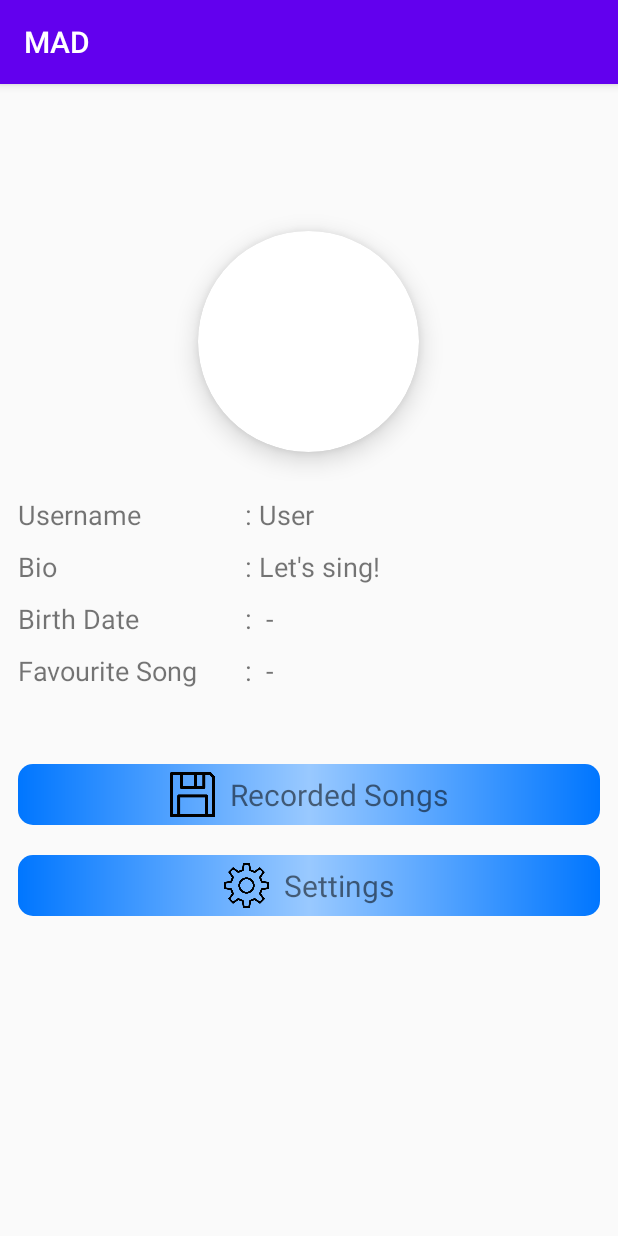
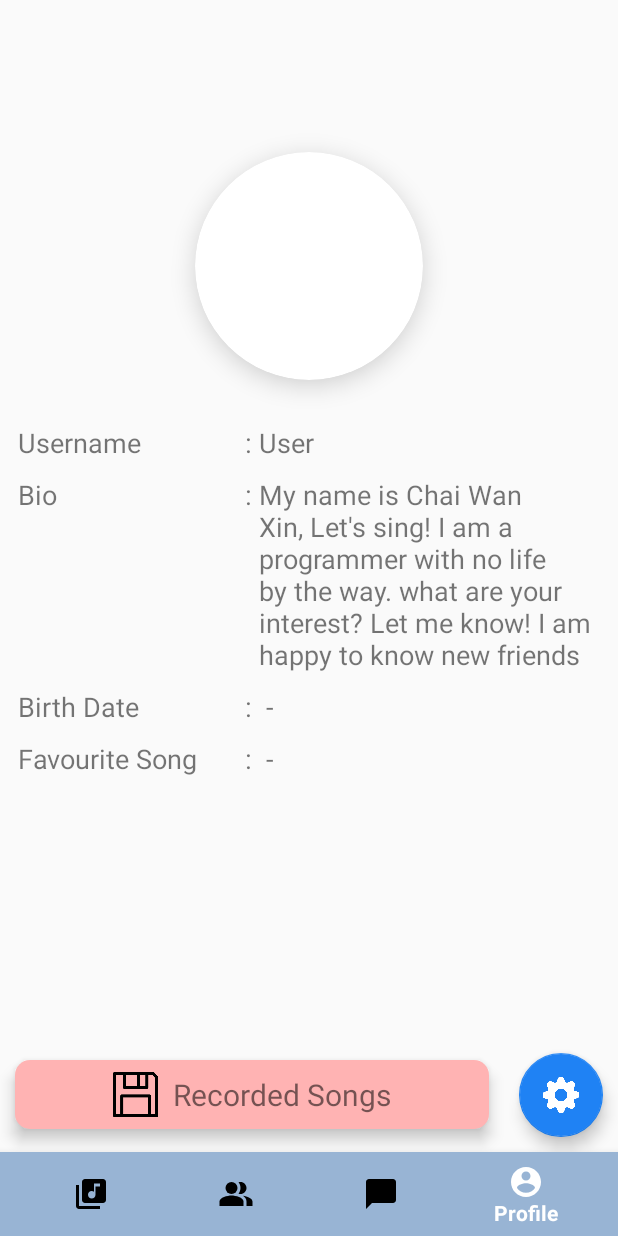
Before and after one commit to MADStudentUtar/MADAssignment, an Android app: the screen it shows after launch (Profile), on a phone screen of 412 x 824 dp. Run offline under Robolectric (Android 15) with nearby library versions, the phone set to English and light mode, and no system bars.

Commit message:
implemented nav bar in profile page

```diff
--- a/app/src/main/AndroidManifest.xml
+++ b/app/src/main/AndroidManifest.xml
@@ -14,7 +14,7 @@
 
         <activity android:name=".SongList"/>
         <activity android:name=".SplashScreen"
-		android:theme="@style/Theme.AppCompat.Light.NoActionBar"/>
+		    android:theme="@style/Theme.AppCompat.Light.NoActionBar"/>
 		<activity android:name=".Profile">
             <intent-filter>
                 <action android:name="android.intent.action.MAIN" />
--- a/app/src/main/java/utar/edu/mad/Profile.java
+++ b/app/src/main/java/utar/edu/mad/Profile.java
@@ -1,16 +1,24 @@
 package utar.edu.mad;
 
+import androidx.annotation.NonNull;
 import androidx.appcompat.app.AppCompatActivity;
 
+import android.content.Intent;
 import android.content.SharedPreferences;
 import android.graphics.Bitmap;
 import android.graphics.BitmapFactory;
 import android.os.AsyncTask;
 import android.os.Bundle;
+import android.view.MenuItem;
+import android.view.View;
 import android.view.ViewGroup;
+import android.widget.Button;
 import android.widget.ImageView;
 import android.widget.LinearLayout;
 import android.widget.TextView;
+
+import com.google.android.material.bottomnavigation.BottomNavigationView;
+import com.google.android.material.floatingactionbutton.FloatingActionButton;
 
 import java.io.InputStream;
 
@@ -65,9 +73,52 @@ public class Profile extends AppCompatActivity {
 
         //Display user details
         usernameTV.setText(username);
-        bioTV.setText(bio);
+        bioTV.setText("My name is Chai Wan Xin, Let's sing! I am a programmer with no life by the way. what are your interest? Let me know! I am happy to know new friends");
         birthDateTV.setText(birthDate);
         favouriteSongTV.setText(favouriteSong);
+
+
+        //Setting Button OnClickListener
+        FloatingActionButton settingButton = (FloatingActionButton) findViewById(R.id.settingButton);
+        settingButton.setOnClickListener(new View.OnClickListener() {
+            @Override
+            public void onClick(View view) {
+                startActivity(new Intent(Profile.this, MainActivity.class));
+            }
+        });
+
+
+
+        //Bottom navigation bar
+        BottomNavigationView bottomNavigationView = findViewById(R.id.bottom_nav);
+
+        //Set home page selected
+        bottomNavigationView.setSelectedItemId(R.id.profile);
+
+        //Perform ItemSelectedListener in Navigation Bar
+        bottomNavigationView.setOnNavigationItemSelectedListener(new BottomNavigationView.OnNavigationItemSelectedListener() {
+            @Override
+            public boolean onNavigationItemSelected(@NonNull MenuItem item) {
+                switch (item.getItemId()) {
+                    case R.id.songList:
+                        startActivity(new Intent(Profile.this, SongList.class));
+                        overridePendingTransition(0,0);
+                        finish();
+                        return true;
+                    case R.id.friendList:
+//                        startActivity(new Intent(getApplicationContext(), ));
+//                        overridePendingTransition(0,0);
+//                        return true;
+                    case R.id.chat:
+//                        startActivity(new Intent(getApplicationContext(), ));
+//                        overridePendingTransition(0,0);
+//                        return true;
+                    case R.id.profile:
+                        return true;
+                }
+                return false;
+            }
+        });
     }
 
     //Load the image using URL
--- a/app/src/main/java/utar/edu/mad/SongList.java
+++ b/app/src/main/java/utar/edu/mad/SongList.java
@@ -1,6 +1,7 @@
 package utar.edu.mad;
 
 import android.content.Context;
+import android.content.Intent;
 import android.os.Bundle;
 import android.view.LayoutInflater;
 import android.view.MenuItem;
@@ -108,15 +109,16 @@ public class SongList extends AppCompatActivity {
                     case R.id.friendList:
 //                        startActivity(new Intent(getApplicationContext(), ));
 //                        overridePendingTransition(0,0);
-//                        return true;
+                        return true;
                     case R.id.chat:
 //                        startActivity(new Intent(getApplicationContext(), ));
 //                        overridePendingTransition(0,0);
-//                        return true;
+                        return true;
                     case R.id.profile:
-//                        startActivity(new Intent(getApplicationContext(), ));
-//                        overridePendingTransition(0,0);
-//                        return true;
+                        startActivity(new Intent(SongList.this, Profile.class));
+                        overridePendingTransition(0,0);
+                        finish();
+                        return true;
                 }
                 return false;
             }
--- a/app/src/main/res/drawable/button.xml
+++ b/app/src/main/res/drawable/button.xml
@@ -1,10 +1,10 @@
 <shape xmlns:android="http://schemas.android.com/apk/res/android">
-    <solid android:color="#0076FF"/>
-    <gradient
-        android:startColor="#0076FF"
-        android:centerColor="#99c9ff"
-        android:endColor="#0076FF"
-        android:angle="180" android:gradientRadius="100sp"/>
+    <solid android:color="#ffb3b3"/>
+<!--    <gradient-->
+<!--        android:startColor="#0076FF"-->
+<!--        android:centerColor="#99c9ff"-->
+<!--        android:endColor="#0076FF"-->
+<!--        android:angle="180" android:gradientRadius="100sp"/>-->
     <corners android:radius="10sp"/>
     <padding android:bottom="5sp" android:left="5sp" android:right="5sp" android:top="5sp"/>
 </shape>
--- a/app/src/main/res/layout/activity_profile.xml
+++ b/app/src/main/res/layout/activity_profile.xml
@@ -10,7 +10,7 @@
     <FrameLayout
         android:layout_width="match_parent"
         android:layout_height="0sp"
-        android:layout_weight="0.35">
+        android:layout_weight="0.4">
 
         <LinearLayout
             android:layout_width="match_parent"
@@ -66,7 +66,7 @@
     <LinearLayout
         android:layout_width="match_parent"
         android:layout_height="0dp"
-        android:layout_weight="0.65"
+        android:layout_weight="0.6"
         android:orientation="vertical"
         android:paddingLeft="12sp"
         android:paddingRight="12sp"
@@ -184,15 +184,26 @@
                 android:textSize="18sp" />
         </LinearLayout>
 
+    </LinearLayout>
+
+    <LinearLayout
+        android:layout_width="match_parent"
+        android:layout_height="wrap_content"
+        android:padding="10sp"
+        android:clipToPadding="false"
+        android:gravity="center_vertical">
+
         <LinearLayout
             android:id="@+id/recordedButton"
-            android:layout_width="match_parent"
+            android:layout_width="fill_parent"
             android:layout_height="wrap_content"
-            android:layout_marginBottom="20sp"
+            android:layout_weight="1"
+            android:layout_marginRight="20sp"
             android:gravity="center"
             android:orientation="horizontal"
             android:background="@drawable/button"
-            android:padding="5sp">
+            android:elevation="6sp"
+            android:padding="8sp">
 
             <ImageView
                 android:layout_width="30sp"
@@ -208,30 +219,26 @@
 
         </LinearLayout>
 
-        <LinearLayout
+        <com.google.android.material.floatingactionbutton.FloatingActionButton
             android:id="@+id/settingButton"
-            android:layout_width="match_parent"
+            android:layout_width="wrap_content"
             android:layout_height="wrap_content"
-            android:layout_marginBottom="20sp"
-            android:gravity="center"
-            android:orientation="horizontal"
-            android:background="@drawable/button"
-            android:padding="5sp">
-
-            <ImageView
-                android:layout_width="30sp"
-                android:layout_height="30sp"
-                android:layout_marginRight="10sp"
-                android:src="@drawable/settings" />
-
-            <TextView
-                android:layout_width="wrap_content"
-                android:layout_height="wrap_content"
-                android:textSize="20sp"
-                android:text="Settings" />
-
-        </LinearLayout>
+            android:layout_gravity="right"
+            android:src="@drawable/setting"
+            app:backgroundTint="@color/colorThemeDark"
+            app:elevation="6sp"
+            app:fabSize="normal" />
 
     </LinearLayout>
 
+    <com.google.android.material.bottomnavigation.BottomNavigationView
+        android:id="@+id/bottom_nav"
+        android:layout_width="match_parent"
+        android:layout_height="wrap_content"
+        android:layout_marginEnd="0dp"
+        android:layout_marginRight="0dp"
+        app:backgroundTint="@color/colorTheme"
+        app:itemIconTint="@drawable/selector"
+        app:itemTextColor="@drawable/selector"
+        app:menu="@menu/menu_navigation" />
 </LinearLayout>
--- a/app/src/main/res/values/styles.xml
+++ b/app/src/main/res/values/styles.xml
@@ -1,6 +1,6 @@
 <resources>
     <!-- Base application theme. -->
-    <style name="AppTheme" parent="Theme.AppCompat.Light.DarkActionBar">
+    <style name="AppTheme" parent="Theme.AppCompat.Light.NoActionBar">
         <!-- Customize your theme here. -->
         <item name="colorPrimary">@color/colorPrimary</item>
         <item name="colorPrimaryDark">@color/colorPrimaryDark</item>
```
Also changed, not shown: app/src/main/res/drawable/setting.png (added), app/src/main/res/drawable/settings.png (deleted).
